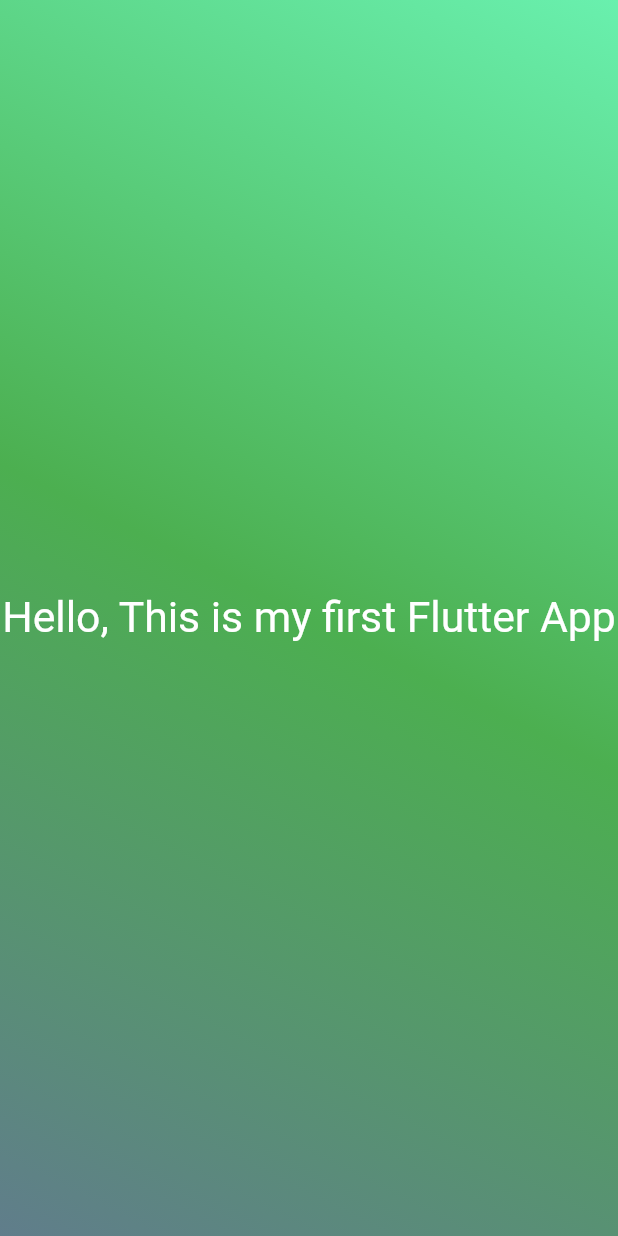
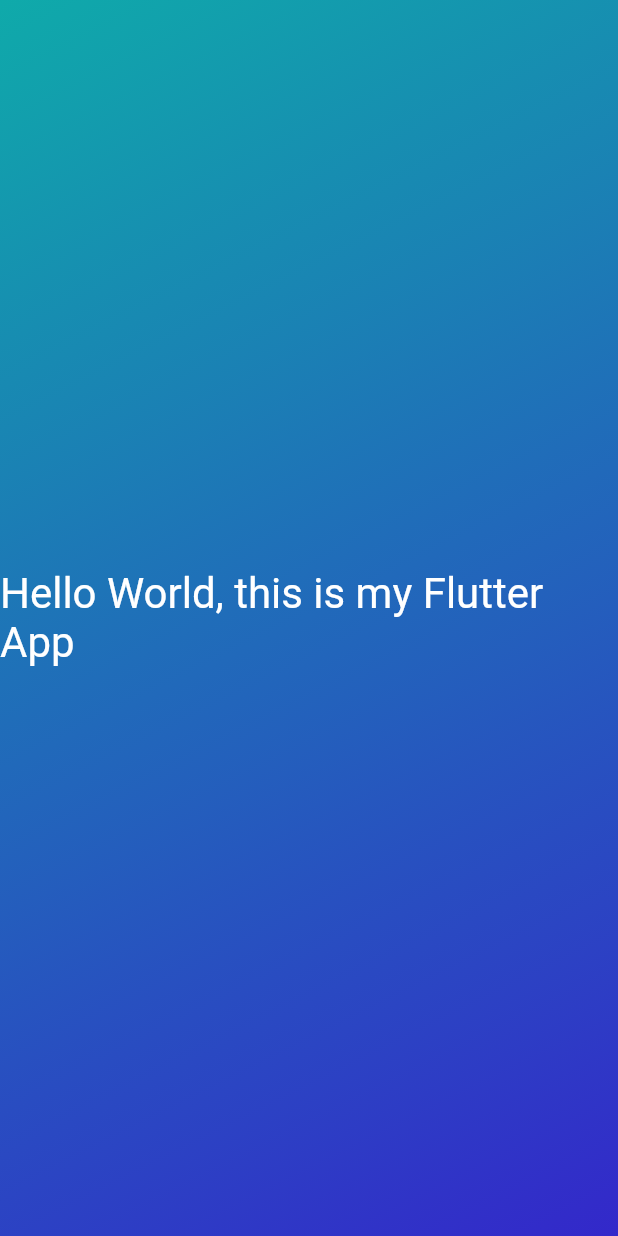
Before and after one commit to atomicstructure/flutter, a Flutter app: the screen it shows after launch, on a phone screen of 412 x 824 dp. Run offline on Flutter 3.47's test engine with Material 2 defaults, Android fonts, the phone set to English and light mode, and no system bars.

Commit message:
variables in Dart

```diff
--- a/lib/main.dart
+++ b/lib/main.dart
@@ -3,8 +3,6 @@ import 'package:flutter_dev/newgradient_container.dart';
 
 void main() => runApp(
       const MaterialApp(
-        home: Scaffold(
-          body: NewGradientContainer(),
-        ),
+        home: Scaffold(body: NewGradientContainer()),
       ),
     );
--- a/lib/newgradient_container.dart
+++ b/lib/newgradient_container.dart
@@ -1,5 +1,8 @@
 import 'package:flutter/material.dart';
 import 'package:flutter_dev/styled_text.dart';
+
+var aBegin = Alignment.bottomRight;
+var aEnd = Alignment.topLeft;
 
 class NewGradientContainer extends StatelessWidget {
   const NewGradientContainer({super.key});
@@ -7,11 +10,11 @@ class NewGradientContainer extends StatelessWidget {
   @override
   Widget build(context) {
     return Container(
-      decoration: const BoxDecoration(
-        gradient: LinearGradient(
-            colors: [Colors.greenAccent, Colors.green, Colors.blueGrey],
-            begin: Alignment.topRight,
-            end: Alignment.bottomLeft),
+      decoration: BoxDecoration(
+        gradient: LinearGradient(colors: const [
+          Color.fromARGB(255, 51, 40, 202),
+          Color.fromARGB(255, 15, 170, 170)
+        ], begin: aBegin, end: aEnd),
       ),
       child: const Center(
         child: StyledText(),
--- a/lib/styled_text.dart
+++ b/lib/styled_text.dart
@@ -6,8 +6,8 @@ class StyledText extends StatelessWidget {
   @override
   Widget build(context) {
     return const Text(
-      'Hello, This is my first Flutter App',
-      style: TextStyle(color: Colors.white, fontSize: 28.5),
+      'Hello World, this is my Flutter App',
+      style: TextStyle(color: Colors.white, fontSize: 28),
     );
   }
 }
```
Also changed, not shown: pubspec.yaml (+7 -3 lines), assets/images/dice-1.png (added), assets/images/dice-2.png (added), assets/images/dice-3.png (added), assets/images/dice-4.png (added), assets/images/dice-5.png (added), assets/images/dice-6.png (added).
